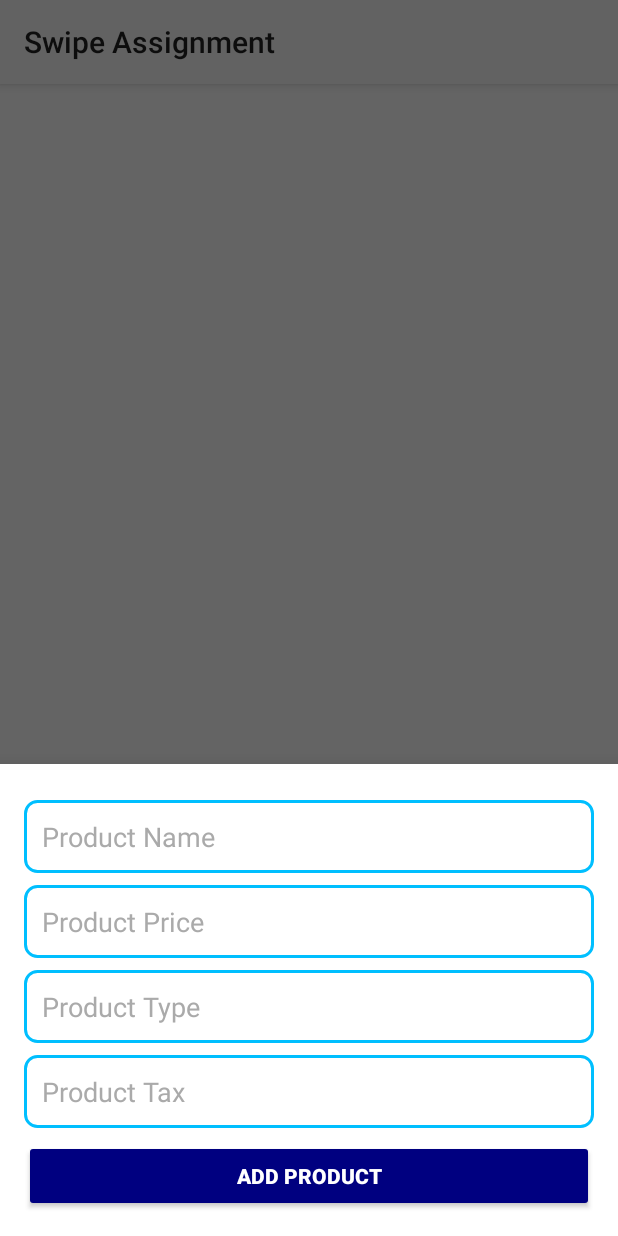
After one commit to ankit7840/MVVM_boilerplate, an Android app built with Jetpack Compose: the fragment AddProductBottomSheetDialogFragment shown on its own in the app's theme, on a phone screen of 412 x 824 dp. The commit adds this screen. Run offline under Robolectric (Android 15) with nearby library versions, the phone set to English and light mode, and no system bars; network calls fail.

Commit message:
completion of the add product fragment

```diff
--- a/app/src/main/AndroidManifest.xml
+++ b/app/src/main/AndroidManifest.xml
@@ -3,7 +3,6 @@
     xmlns:tools="http://schemas.android.com/tools">
 
     <uses-permission android:name="android.permission.INTERNET" />
-
 
     <application
         android:allowBackup="true"
@@ -15,14 +14,15 @@
         android:supportsRtl="true"
         android:theme="@style/Theme.MVVM_practise"
         tools:targetApi="31">
+
         <activity
             android:name=".view.MainActivity"
             android:exported="true"
             android:label="@string/app_name"
             android:theme="@style/Theme.MVVM_practise">
+
             <intent-filter>
                 <action android:name="android.intent.action.MAIN" />
-
                 <category android:name="android.intent.category.LAUNCHER" />
             </intent-filter>
         </activity>
--- /dev/null
+++ b/app/src/main/java/com/example/mvvm_practise/view/AddProductBottomSheetDialogFragment.kt
@@ -0,0 +1,96 @@
+package com.example.mvvm_practise.view
+
+import android.os.Bundle
+import android.view.LayoutInflater
+import android.view.View
+import android.view.ViewGroup
+import android.view.WindowManager
+import android.widget.Button
+import android.widget.EditText
+import android.widget.Toast
+import androidx.fragment.app.activityViewModels
+import androidx.lifecycle.Observer
+import com.example.mvvm_practise.R
+import com.example.mvvm_practise.viewModel.UserViewModel
+import com.google.android.material.bottomsheet.BottomSheetBehavior
+import com.google.android.material.bottomsheet.BottomSheetDialog
+import com.google.android.material.bottomsheet.BottomSheetDialogFragment
+
+class AddProductBottomSheetDialogFragment : BottomSheetDialogFragment() {
+
+    private lateinit var editTextProductName: EditText
+    private lateinit var editTextProductPrice: EditText
+    private lateinit var editTextProductType: EditText
+    private lateinit var editTextProductTax: EditText
+    private lateinit var buttonAddProduct: Button
+
+    private val viewModel: UserViewModel by activityViewModels()
+
+    override fun onCreateView(
+        inflater: LayoutInflater, container: ViewGroup?,
+        savedInstanceState: Bundle?
+    ): View? {
+        val view = inflater.inflate(R.layout.bottom_sheet_add_product, container, false)
+
+        editTextProductName = view.findViewById(R.id.editTextProductName)
+        editTextProductPrice = view.findViewById(R.id.editTextProductPrice)
+        editTextProductType = view.findViewById(R.id.editTextProductType)
+        editTextProductTax = view.findViewById(R.id.editTextProductTax)
+        buttonAddProduct = view.findViewById(R.id.buttonAddProduct)
+
+
+        buttonAddProduct.setOnClickListener {
+            val name = editTextProductName.text.toString().trim()
+            val price = editTextProductPrice.text.toString().trim()
+            val type = editTextProductType.text.toString().trim()
+            val tax = editTextProductTax.text.toString().trim()
+
+            if (name.isEmpty() || price.isEmpty() || type.isEmpty() || tax.isEmpty()) {
+                Toast.makeText(context, "All fields are required", Toast.LENGTH_SHORT).show()
+            } else {
+                val priceValue = price.toFloatOrNull() ?: 0f
+                val taxValue = tax.toFloatOrNull() ?: 0f
+
+                viewModel.addProduct(name, priceValue, type, taxValue)
+                observeAddProductResult()
+                dismiss()
+            }
+        }
+
+        dialog?.window?.setSoftInputMode(WindowManager.LayoutParams.SOFT_INPUT_ADJUST_RESIZE)
+
+        return view
+    }
+
+
+    private fun observeAddProductResult() {
+        viewModel.addProductResult.observe(viewLifecycleOwner, Observer { result ->
+            result.onSuccess { response ->
+                Toast.makeText(
+                    context,
+                    "Product added successfully: ${response.message}",
+                    Toast.LENGTH_SHORT
+                ).show()
+                dismiss()
+            }.onFailure { exception ->
+                Toast.makeText(
+                    context,
+                    "Failed to add product: ${exception.message}",
+                    Toast.LENGTH_SHORT
+                ).show()
+            }
+        })
+    }
+
+    override fun onStart() {
+        super.onStart()
+        val bottomSheet = dialog as BottomSheetDialog
+        val bottomSheetInternal =
+            bottomSheet.findViewById<View>(com.google.android.material.R.id.design_bottom_sheet)
+        bottomSheetInternal?.let {
+            val behavior = BottomSheetBehavior.from(it)
+            behavior.state = BottomSheetBehavior.STATE_EXPANDED
+        }
+    }
+
+}
--- /dev/null
+++ b/app/src/main/res/drawable/edit_text_background.xml
@@ -0,0 +1,7 @@
+<shape xmlns:android="http://schemas.android.com/apk/res/android">
+    <solid android:color="@android:color/white" />
+    <stroke
+        android:width="2dp"
+        android:color="@color/ocean_blue" />
+    <corners android:radius="8dp" />
+</shape>
--- /dev/null
+++ b/app/src/main/res/layout/bottom_sheet_add_product.xml
@@ -0,0 +1,65 @@
+<?xml version="1.0" encoding="utf-8"?>
+<LinearLayout xmlns:android="http://schemas.android.com/apk/res/android"
+    android:layout_width="match_parent"
+    android:layout_height="wrap_content"
+    android:orientation="vertical"
+    android:padding="16dp">
+
+    <EditText
+        android:id="@+id/editTextProductName"
+        android:layout_width="match_parent"
+        android:layout_height="wrap_content"
+        android:layout_marginTop="8dp"
+        android:background="@drawable/edit_text_background"
+        android:hint="Product Name"
+        android:padding="12dp"
+        android:textColor="@android:color/black"
+        android:textColorHint="@android:color/darker_gray" />
+
+    <EditText
+        android:id="@+id/editTextProductPrice"
+        android:layout_width="match_parent"
+        android:layout_height="wrap_content"
+        android:layout_marginTop="8dp"
+        android:background="@drawable/edit_text_background"
+        android:hint="Product Price"
+        android:inputType="numberDecimal"
+        android:padding="12dp"
+        android:textColor="@android:color/black"
+        android:textColorHint="@android:color/darker_gray" />
+
+    <EditText
+        android:id="@+id/editTextProductType"
+        android:layout_width="match_parent"
+        android:layout_height="wrap_content"
+        android:layout_marginTop="8dp"
+        android:background="@drawable/edit_text_background"
+        android:hint="Product Type"
+        android:padding="12dp"
+        android:textColor="@android:color/black"
+        android:textColorHint="@android:color/darker_gray" />
+
+    <EditText
+        android:id="@+id/editTextProductTax"
+        android:layout_width="match_parent"
+        android:layout_height="wrap_content"
+        android:layout_marginTop="8dp"
+        android:background="@drawable/edit_text_background"
+        android:hint="Product Tax"
+        android:inputType="numberDecimal"
+        android:padding="12dp"
+        android:textColor="@android:color/black"
+        android:textColorHint="@android:color/darker_gray" />
+
+    <Button
+        android:id="@+id/buttonAddProduct"
+        android:layout_width="match_parent"
+        android:layout_height="wrap_content"
+        android:layout_marginTop="8dp"
+        android:backgroundTint="@color/navy_blue"
+        android:padding="12dp"
+        android:text="Add Product"
+        android:textColor="@android:color/white"
+        android:textStyle="bold" />
+
+</LinearLayout>
--- a/app/src/main/res/values/colors.xml
+++ b/app/src/main/res/values/colors.xml
@@ -7,4 +7,8 @@
     <color name="teal_700">#FF018786</color>
     <color name="black">#FF000000</color>
     <color name="white">#FFFFFFFF</color>
+
+    <color name="navy_blue">#000080</color>
+    <color name="ocean_blue">#00BFFF</color>
+
 </resources>
--- a/app/src/main/res/values/strings.xml
+++ b/app/src/main/res/values/strings.xml
@@ -1,3 +1,3 @@
 <resources>
-    <string name="app_name">MVVM_practise</string>
+    <string name="app_name">Swipe Assignment</string>
 </resources>
--- a/app/src/main/res/values/themes.xml
+++ b/app/src/main/res/values/themes.xml
@@ -1,5 +1,7 @@
-<?xml version="1.0" encoding="utf-8"?>
+<!-- res/values/styles.xml -->
 <resources>
-
-    <style name="Theme.MVVM_practise" parent="android:Theme.Material.Light.NoActionBar" />
+    <!-- Custom Theme that inherits from Theme.AppCompat -->
+    <style name="Theme.MVVM_practise" parent="Theme.AppCompat.DayNight">
+        <!-- Customize your theme here if needed -->
+    </style>
 </resources>
```
Also changed, not shown: app/build.gradle.kts (+14 -0 lines), app/src/main/java/com/example/mvvm_practise/model/User.kt (+15 -0 lines), app/src/main/java/com/example/mvvm_practise/repository/UserRepository.kt (+42 -1 lines), app/src/main/java/com/example/mvvm_practise/service/ApiService.kt (+17 -0 lines), app/src/main/java/com/example/mvvm_practise/view/MainActivity.kt (+34 -45 lines), app/src/main/java/com/example/mvvm_practise/viewModel/UserViewModel.kt (+27 -1 lines).
